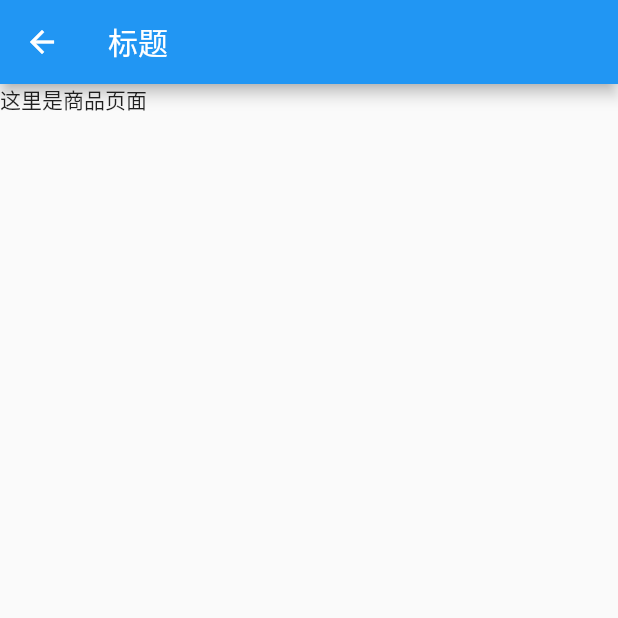
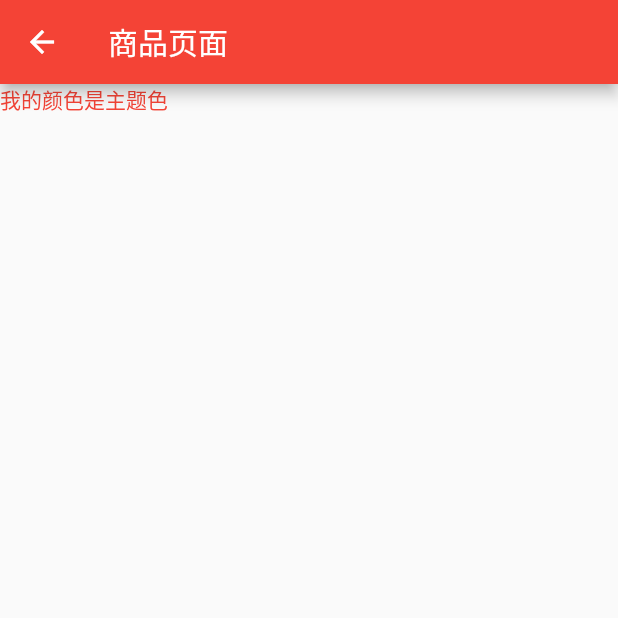
Before and after one commit to yangchunboy/flutter, a Flutter app: the screen it shows after launch, after a tap on "点击我跳转商品页面并携带参数", on a phone screen of 412 x 824 dp, the top half of it. Run offline on Flutter 3.47's test engine with Material 2 defaults, Android fonts, the phone set to English and light mode, and no system bars.

Commit message:
新增了主题

```diff
--- a/lib/App.dart
+++ b/lib/App.dart
@@ -1,13 +1,15 @@
 import 'package:flutter/material.dart';
 import 'package:app/router/router.dart';
+import 'package:app/theme/ColorTheme.dart';
 
 class App extends StatelessWidget {
   @override
   Widget build(BuildContext context) {
     return MaterialApp(
-        initialRoute: '/',
-        onGenerateRoute: (settings) {
-          return Router.onGenerateRoute(settings);
-        });
+      initialRoute: '/',
+      theme: ColorTheme.dark(),
+      onGenerateRoute: (settings) {
+        return Router.onGenerateRoute(settings);
+      });
   }
 }
--- a/lib/pages/product/ProductPage.dart
+++ b/lib/pages/product/ProductPage.dart
@@ -19,9 +19,18 @@ class _ProductPage extends State<ProductPage>{
     print(widget.params);
     return Scaffold(
       appBar: AppBar(
-        title: Text('标题'),
+        title: Text('商品页面'),
       ),
-      body: Text('这里是商品页面'),
+      body: Column(
+        children: <Widget>[
+          Text(
+            '我的颜色是主题色',
+            style: TextStyle(
+              color: Theme.of(context).primaryColor
+            ),
+          )
+        ]
+      ),
     );
   }
 
--- /dev/null
+++ b/lib/theme/ColorTheme.dart
@@ -0,0 +1,20 @@
+import 'package:flutter/material.dart';
+
+class ColorTheme {
+  static const Color primary = Colors.white;
+  static const Color dark_primary = Colors.red;
+
+  static ThemeData light() {
+    return ThemeData(
+      primaryColor: primary
+    );
+  }
+
+  static ThemeData dark() {
+    return ThemeData(
+      primaryColor: dark_primary
+    );
+  }
+
+
+}
```
Also changed, not shown: lib/theme/StyleTheme.dart (added).
